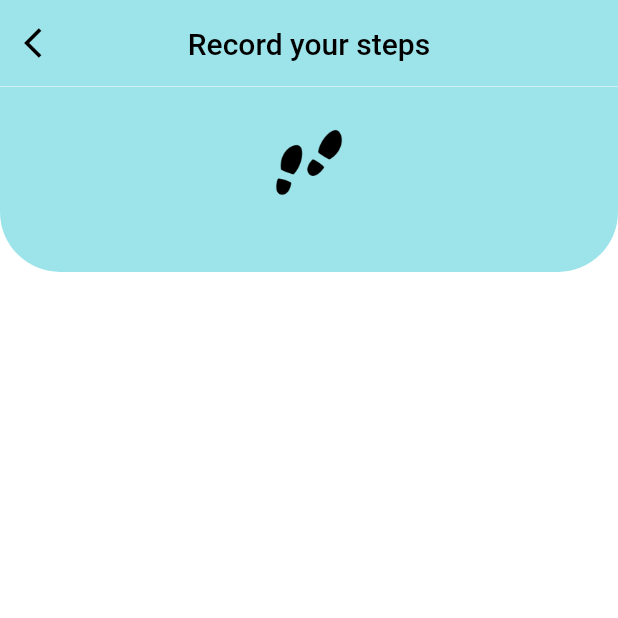
After one commit to wanysamsuri/flutter_clinical, a Flutter app: the PedometerScreen screen opened directly, on a phone screen of 412 x 824 dp, the top half of it. The commit adds this screen. Run offline on Flutter 3.47's test engine with Material 2 defaults, Android fonts, the phone set to English and light mode, and no system bars; our stand-ins replace cached_network_image, carousel_slider, device_info_plus, email_validator, fl_chart, flutter_rating_stars and 16 more; missing offline and left inert: clickable_list_wheel_view, flutter_3d_choice_chip, gauges, html2md, onesignal_flutter, pretty_gauge and 2 more; accounts and stored records are empty.

Commit message:
pedometer ui

```diff
--- /dev/null
+++ b/lib/pedometer/pedometer_screen.dart
@@ -0,0 +1,90 @@
+import 'dart:ui';
+
+import 'package:flutter/material.dart';
+import 'package:flutter/src/foundation/key.dart';
+import 'package:flutter/src/widgets/framework.dart';
+import 'package:flutter_clinic/constant.dart';
+import 'package:flutter_clinic/screens/profile/terms_condition.dart';
+import 'package:flutter_rating_stars/flutter_rating_stars.dart';
+// import 'package:flutter_rating_stars/flutter_rating_stars.dart';
+import 'package:responsive_sizer/responsive_sizer.dart';
+
+import '../../services/api_service.dart';
+
+class PedometerScreen extends StatefulWidget {
+  const PedometerScreen({Key? key}) : super(key: key);
+
+  @override
+  State<PedometerScreen> createState() => _PedometerScreenState();
+}
+
+class _PedometerScreenState extends State<PedometerScreen> {
+  TextEditingController _messageController = TextEditingController();
+
+  @override
+  Widget build(BuildContext context) {
+    var screenHeight = MediaQuery.of(context).size.height;
+    var screenWidth = MediaQuery.of(context).size.width;
+    return Scaffold(
+        backgroundColor: Colors.white,
+        appBar: AppBar(
+            automaticallyImplyLeading: false,
+            toolbarHeight: screenHeight * 0.07,
+            backgroundColor: Colors.grey[50],
+            elevation: 0.0,
+            flexibleSpace: ClipPath(
+                // clipper: CustomShape(),
+                child: Container(
+              height: 200,
+              width: MediaQuery.of(context).size.width,
+              color: Color.fromARGB(255, 157, 228, 234),
+            )),
+            title: const Text(
+              'Record your steps',
+              style: TextStyle(color: Colors.black),
+            ),
+            centerTitle: true,
+            leading: GestureDetector(
+              child: const Icon(
+                Icons.arrow_back_ios,
+                color: Colors.black,
+              ),
+              onTap: () {
+                Navigator.pop(context);
+              },
+            )),
+        body: SafeArea(
+            child: SingleChildScrollView(
+          // physics: BouncingScrollPhysics(),
+          child: Container(
+            child: Column(
+              crossAxisAlignment: CrossAxisAlignment.start,
+              children: [
+                Container(
+                  padding: EdgeInsets.all(Adaptive.w(5)),
+                  height: Adaptive.h(15),
+                  width: Adaptive.w(100),
+                  decoration: const BoxDecoration(
+                      color: Color.fromARGB(255, 157, 228, 234),
+                      borderRadius: BorderRadius.only(
+                          bottomLeft: Radius.circular(40),
+                          bottomRight: Radius.circular(40))),
+                  child: Column(
+                      crossAxisAlignment: CrossAxisAlignment.start,
+                      children: [
+                        Container(
+                          child: Center(
+                              child: Image.asset('assets/footstep.png',
+                                  height: 60)),
+                        ),
+                        SizedBox(
+                          height: Adaptive.h(1),
+                        ),
+                      ]),
+                ),
+              ],
+            ),
+          ),
+        )));
+  }
+}
--- a/lib/pedometer/step_screen.dart
+++ b/lib/pedometer/step_screen.dart
@@ -3,6 +3,7 @@ import 'package:flutter/material.dart';
 import 'package:flutter/src/widgets/container.dart';
 import 'package:flutter/src/widgets/framework.dart';
 import 'package:flutter_clinic/constant.dart';
+import 'package:flutter_clinic/pedometer/pedometer_screen.dart';
 import 'package:responsive_sizer/responsive_sizer.dart';
 
 class StepMainScreen extends StatefulWidget {
@@ -89,7 +90,10 @@ class _StepMainScreenState extends State<StepMainScreen> {
             style: TextStyle(color: Colors.black),
           ),
           backgroundColor: primaryColor,
-          onPressed: () {},
+          onPressed: () {
+            Navigator.push(context,
+                MaterialPageRoute(builder: (context) => PedometerScreen()));
+          },
           // shape: BeveledRectangleBorder(
           //     borderRadius: BorderRadius.circular(5),
           //     side: const BorderSide(color: Colors.grey)
@@ -221,6 +225,7 @@ class _StepMainScreenState extends State<StepMainScreen> {
 
                                   //body listview
                                   child: Container(
+                                    padding: EdgeInsets.all(10),
                                     height: Adaptive.h(10),
                                     width: screenWidth,
                                     decoration: BoxDecoration(
@@ -237,7 +242,7 @@ class _StepMainScreenState extends State<StepMainScreen> {
 
                                         Container(
                                           child: Text(
-                                            '200',
+                                            'Steps:',
                                             textAlign: TextAlign.left,
                                             style: TextStyle(
                                               fontSize: 17,
@@ -247,6 +252,7 @@ class _StepMainScreenState extends State<StepMainScreen> {
                                             ),
                                           ),
                                         ),
+
                                         Container(
                                           child: Text(
                                             '17/12/2022',
```
